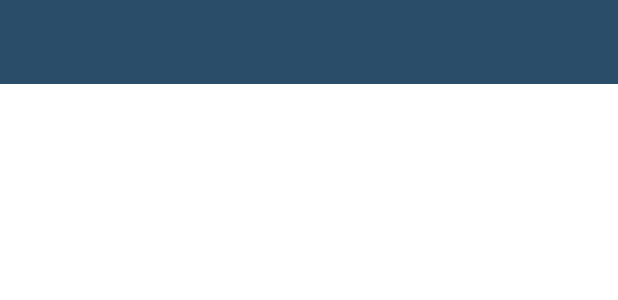
After one commit to giangthao/HappyPlaces, an Android app: the layout activity_addhappy_place.xml on its own in the app's theme, with its tools: preview values and no code run, on a phone screen of 412 x 824 dp. The commit adds this screen. Shown: the top 300 px of the screen. Run offline under Robolectric (Android 15) with nearby library versions, the phone set to English and light mode, and no system bars.

Commit message:
182. Setting up the Happy Place App

```diff
--- a/app/build.gradle
+++ b/app/build.gradle
@@ -36,7 +36,6 @@ dependencies {
     implementation 'androidx.core:core-ktx:1.7.0'
     implementation 'androidx.appcompat:appcompat:1.4.2'
     implementation 'com.google.android.material:material:1.6.1'
-    mplementation 'com.google.android.material:material:<version>'
     implementation 'androidx.constraintlayout:constraintlayout:2.1.4'
     testImplementation 'junit:junit:4.13.2'
     androidTestImplementation 'androidx.test.ext:junit:1.1.3'
--- a/app/src/main/AndroidManifest.xml
+++ b/app/src/main/AndroidManifest.xml
@@ -14,6 +14,12 @@
         android:theme="@style/Theme.HappyPlaces"
         tools:targetApi="31">
         <activity
+            android:name=".AddhappyPlaceActivity"
+            android:screenOrientation="portrait"
+            android:label="ADD HAPPY PLACE"
+            android:theme="@style/AppTheme"
+            android:exported="false" />
+        <activity
             android:name=".MainActivity"
             android:exported="true">
             <intent-filter>
--- /dev/null
+++ b/app/src/main/res/drawable/ic_action_add_24dp.xml
@@ -0,0 +1,5 @@
+<vector android:height="24dp" android:tint="#FFFFFF"
+    android:viewportHeight="24" android:viewportWidth="24"
+    android:width="24dp" xmlns:android="http://schemas.android.com/apk/res/android">
+    <path android:fillColor="@android:color/white" android:pathData="M19,13h-6v6h-2v-6H5v-2h6V5h2v6h6v2z"/>
+</vector>
--- /dev/null
+++ b/app/src/main/res/layout/activity_addhappy_place.xml
@@ -0,0 +1,20 @@
+<?xml version="1.0" encoding="utf-8"?>
+<androidx.constraintlayout.widget.ConstraintLayout xmlns:android="http://schemas.android.com/apk/res/android"
+    xmlns:app="http://schemas.android.com/apk/res-auto"
+    xmlns:tools="http://schemas.android.com/tools"
+    android:layout_width="match_parent"
+    android:layout_height="match_parent"
+    tools:context=".AddhappyPlaceActivity"
+    >
+    <androidx.appcompat.widget.Toolbar
+        android:id="@+id/toolbar_add_place"
+        android:background="@color/colorPrimary"
+        android:layout_width="match_parent"
+        android:layout_height="?attr/actionBarSize"
+        android:theme="@style/CustomToolbarStyle"
+        app:layout_constraintEnd_toEndOf="parent"
+        app:layout_constraintStart_toEndOf="parent"
+        app:layout_constraintTop_toTopOf="parent"
+        />
+
+</androidx.constraintlayout.widget.ConstraintLayout>
--- a/app/src/main/res/values-night/themes.xml
+++ b/app/src/main/res/values-night/themes.xml
@@ -2,8 +2,8 @@
     <!-- Base application theme. -->
     <style name="Theme.HappyPlaces" parent="Theme.MaterialComponents.DayNight.DarkActionBar">
         <!-- Primary brand color. -->
-        <item name="colorPrimary">@color/purple_200</item>
-        <item name="colorPrimaryVariant">@color/purple_700</item>
+        <item name="colorPrimary">@color/colorPrimaryDark</item>
+        <item name="colorPrimaryVariant">@color/colorPrimaryDark</item>
         <item name="colorOnPrimary">@color/black</item>
         <!-- Secondary brand color. -->
         <item name="colorSecondary">@color/teal_200</item>
--- a/app/src/main/res/values/colors.xml
+++ b/app/src/main/res/values/colors.xml
@@ -1,8 +1,8 @@
 <?xml version="1.0" encoding="utf-8"?>
 <resources>
-    <color name="purple_200">#2a4d69</color>
-    <color name="purple_500">#4b86b4</color>
-    <color name="purple_700">#adcbe3</color>
+    <color name="colorPrimary">#2a4d69</color>
+    <color name="colorPrimaryDark">#4b86b4</color>
+    <color name="colorAccent">#adcbe3</color>
     <color name="teal_200">#e7eff6</color>
     <color name="teal_700">#63ace5</color>
     <color name="black">#FF000000</color>
--- /dev/null
+++ b/app/src/main/res/values/dimens.xml
@@ -0,0 +1,4 @@
+<?xml version="1.0" encoding="utf-8"?>
+<resources>
+    <dimen name="fab_margin">16dp</dimen>
+</resources>
--- /dev/null
+++ b/app/src/main/res/values/styles.xml
@@ -0,0 +1,18 @@
+<?xml version="1.0" encoding="utf-8"?>
+<!--Base application theme.-->
+<resources>
+    <!--Customize your theme here.-->
+    <style name="AppTheme" parent="Theme.AppCompat.Light.DarkActionBar">
+
+        <item name="colorPrimary">@color/colorPrimary</item>
+        <item name="colorPrimaryDark">@color/colorPrimaryDark</item>
+        <item name="colorAccent">@color/colorAccent</item>
+    </style>
+    <style name="CustomNoActionBarTheme" parent="Theme.AppCompat.Light.DarkActionBar">
+        <item name="android:statusBarColor">@color/colorPrimaryDark</item>
+    </style>
+    <style name="CustomToolbarStyle">
+        <item name="android:textColorPrimary">#FFFFFF</item>
+
+    </style>
+</resources>
--- a/app/src/main/res/values/themes.xml
+++ b/app/src/main/res/values/themes.xml
@@ -2,8 +2,8 @@
     <!-- Base application theme. -->
     <style name="Theme.HappyPlaces" parent="Theme.MaterialComponents.DayNight.DarkActionBar">
         <!-- Primary brand color. -->
-        <item name="colorPrimary">@color/purple_500</item>
-        <item name="colorPrimaryVariant">@color/purple_700</item>
+        <item name="colorPrimary">@color/colorPrimary</item>
+        <item name="colorPrimaryVariant">@color/colorPrimaryDark</item>
         <item name="colorOnPrimary">@color/white</item>
         <!-- Secondary brand color. -->
         <item name="colorSecondary">@color/teal_200</item>
```
Also changed, not shown: app/src/main/java/nexle/tutorial/happyplaces/AddhappyPlaceActivity.kt (added, +11 -0 lines), app/src/main/res/layout/activity_main.xml (+11 -10 lines).
